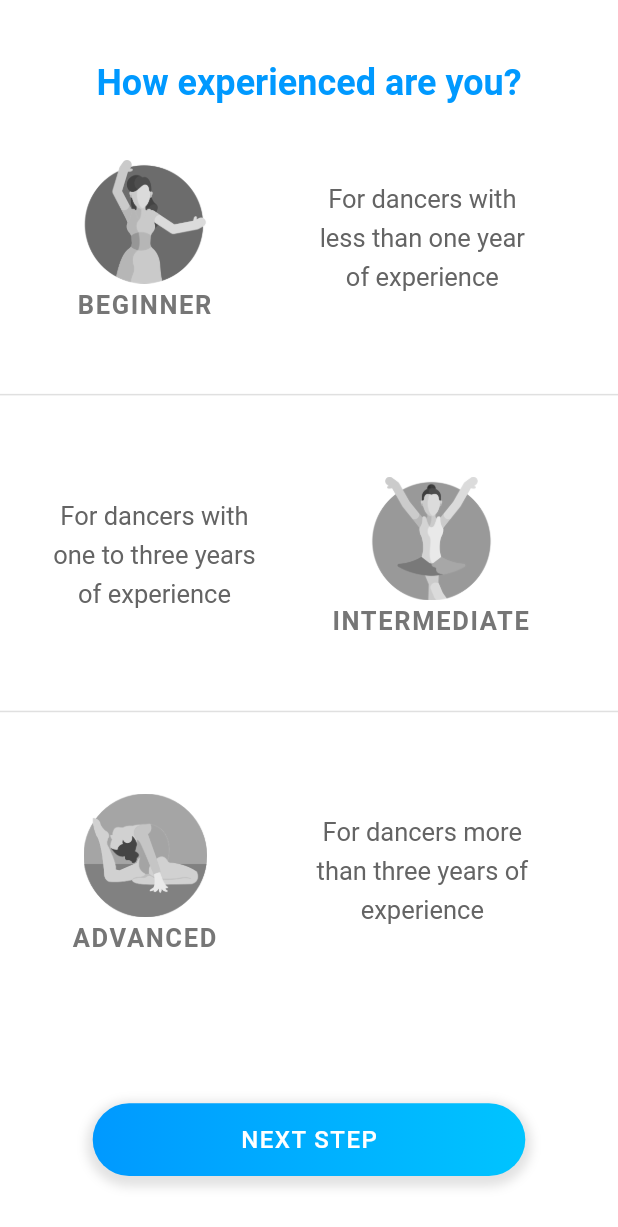
After one commit to nhulston/dance-app, a Flutter app: the PickExperience screen opened directly, on a phone screen of 412 x 824 dp. The commit adds this screen. Shown: the top 1227 px of the screen. Run offline on Flutter 3.47's test engine with Material 2 defaults, Android fonts, the phone set to English and light mode, and no system bars; accounts and stored records are empty.

Commit message:
Pick experience page done Some refactoring

```diff
--- a/lib/components/app_buttons.dart
+++ b/lib/components/app_buttons.dart
@@ -1,5 +1,5 @@
 import 'package:flutter/material.dart';
-import 'package:taneo/style.dart';
+import 'package:taneo/util/style.dart';
 
 class PrimaryButton extends StatefulWidget {
   const PrimaryButton({Key? key, required this.callback, required this.text}) : super(key: key);
--- a/lib/components/app_text.dart
+++ b/lib/components/app_text.dart
@@ -1,5 +1,5 @@
 import 'package:flutter/material.dart';
-import 'package:taneo/style.dart';
+import 'package:taneo/util/style.dart';
 
 class AppText {
   static Text header(String s, [Color color = Style.black]) {
--- a/lib/components/app_textfield.dart
+++ b/lib/components/app_textfield.dart
@@ -1,5 +1,5 @@
 import 'package:flutter/material.dart';
-import 'package:taneo/style.dart';
+import 'package:taneo/util/style.dart';
 
 class CustomTextField extends StatefulWidget {
   const CustomTextField({
--- a/lib/components/email_code_popup.dart
+++ b/lib/components/email_code_popup.dart
@@ -3,7 +3,8 @@ import 'package:taneo/components/app_buttons.dart';
 import 'package:taneo/components/app_text.dart';
 import 'package:taneo/components/verification_code.dart';
 import 'package:taneo/pages/paywall.dart';
-import 'package:taneo/style.dart';
+import 'package:taneo/pages/pick_experience.dart';
+import 'package:taneo/util/style.dart';
 
 class EmailCodePopup extends StatefulWidget {
   const EmailCodePopup({
@@ -121,7 +122,7 @@ class _EmailCodePopupState extends State<EmailCodePopup> {
                             });
                             Navigator.of(context).pushAndRemoveUntil(
                               MaterialPageRoute(
-                                  builder: (context) => const Paywall()
+                                  builder: (context) => const PickExperience()
                               ),
                                   (route) => false,
                             );
--- /dev/null
+++ b/lib/components/experience_card.dart
@@ -0,0 +1,72 @@
+import 'package:flutter/material.dart';
+import 'package:taneo/util/style.dart';
+
+class ExperienceCard extends StatefulWidget {
+  const ExperienceCard({
+    Key? key,
+    required this.name,
+    required this.description,
+    required this.img,
+    this.imageOnRight,
+  }) : super(key: key);
+
+  final String name;
+  final String description;
+  final String img;
+  final bool? imageOnRight;
+
+  @override
+  _ExperienceCardState createState() => _ExperienceCardState();
+}
+
+class _ExperienceCardState extends State<ExperienceCard> {
+  @override
+  Widget build(BuildContext context) {
+    Widget image = SizedBox(
+      width: Style.width / 2.7,
+      child: Column(
+        children: [
+          Image.asset('assets/experience_icons/${widget.img}.png', width: Style.width / 5),
+          Text(
+            widget.name,
+            textAlign: TextAlign.center,
+            style: const TextStyle(
+              color: Style.accent,
+              fontSize: Style.bodyFontSize + 1,
+              height: 1.5,
+              fontWeight: FontWeight.bold,
+              letterSpacing: 1.1
+            ),
+          ),
+        ],
+      ),
+    );
+
+    Widget description = SizedBox(
+      width: Style.width * .4,
+      child: Padding(
+        padding: const EdgeInsets.fromLTRB(5, 0, 5, 0),
+        child: Text(
+          widget.description,
+          textAlign: TextAlign.center,
+          style: const TextStyle(color: Style.gray, fontSize: Style.bodyFontSize + 1, height: 1.5),
+        ),
+      ),
+    );
+
+    return SizedBox(
+      width: Style.width * .9,
+      height: Style.height * .19,
+      child: Padding(
+        padding: EdgeInsets.fromLTRB(0, Style.width / 15, Style.width / 15, Style.width / 15),
+        child: Row(
+          children: [
+            widget.imageOnRight == null ? image : description,
+            const Spacer(),
+            widget.imageOnRight == null ? description : image,
+          ],
+        ),
+      ),
+    );
+  }
+}
--- a/lib/main.dart
+++ b/lib/main.dart
@@ -1,7 +1,7 @@
 import 'package:flutter/material.dart';
 import 'package:flutter/services.dart';
 import 'package:taneo/pages/first_login.dart';
-import 'package:taneo/style.dart';
+import 'package:taneo/util/style.dart';
 
 /*
   TODO list
@@ -13,6 +13,9 @@ import 'package:taneo/style.dart';
 
 void main() {
   SystemChrome.setSystemUIOverlayStyle(SystemUiOverlayStyle.dark);
+  WidgetsFlutterBinding.ensureInitialized();
+  SystemChrome.setPreferredOrientations(
+      [DeviceOrientation.portraitUp, DeviceOrientation.portraitDown]);
   runApp(const MyApp());
 }
 
--- a/lib/pages/first_login.dart
+++ b/lib/pages/first_login.dart
@@ -3,7 +3,7 @@ import 'package:taneo/components/app_buttons.dart';
 import 'package:taneo/components/app_text.dart';
 import 'package:taneo/pages/login.dart';
 import 'package:taneo/pages/signup.dart';
-import '../style.dart';
+import '../util/style.dart';
 
 class FirstLogin extends StatefulWidget {
   const FirstLogin({Key? key}) : super(key: key);
--- a/lib/pages/login.dart
+++ b/lib/pages/login.dart
@@ -6,7 +6,7 @@ import 'package:taneo/components/app_textfield.dart';
 import 'package:taneo/components/socials_login.dart';
 import 'package:taneo/pages/home.dart';
 import 'package:taneo/pages/signup.dart';
-import 'package:taneo/style.dart';
+import 'package:taneo/util/style.dart';
 import 'package:taneo/util/validation.dart';
 
 class Login extends StatefulWidget {
@@ -25,7 +25,7 @@ class _LoginState extends State<Login> {
 
   final _formKey = GlobalKey<FormState>();
 
-  bool visible = false;
+  bool _visible = false;
 
   void callback() {
     setState(() {
@@ -151,8 +151,8 @@ class _LoginState extends State<Login> {
                         SizedBox(width: Style.width / 6 - 9),
                       ]
                     ),
-                    if (visible) const SizedBox(height: 5),
-                    if (visible) AppText.error('Please fill out the missing fields'),
+                    if (_visible) const SizedBox(height: 5),
+                    if (_visible) AppText.error('Please fill out the missing fields'),
                     const Spacer(),
                     PrimaryButton(callback: () {
                       if (_formKey.currentState!.validate()) {
@@ -164,7 +164,7 @@ class _LoginState extends State<Login> {
                         );
                       } else {
                         setState(() {
-                          visible = true;
+                          _visible = true;
                         });
                       }
                     }, text: 'LOGIN'),
--- /dev/null
+++ b/lib/pages/pick_experience.dart
@@ -0,0 +1,117 @@
+import 'package:flutter/material.dart';
+import 'package:taneo/components/app_buttons.dart';
+import 'package:taneo/components/app_text.dart';
+import 'package:taneo/components/experience_card.dart';
+import 'package:taneo/pages/home.dart';
+import 'package:taneo/pages/paywall.dart';
+import 'package:taneo/util/style.dart';
+
+class PickExperience extends StatefulWidget {
+  const PickExperience({Key? key}) : super(key: key);
+
+  @override
+  _PickExperienceState createState() => _PickExperienceState();
+}
+
+class _PickExperienceState extends State<PickExperience> {
+  int _selected = -1;
+
+  VoidCallback _onTap(int x) {
+    return () {
+      setState(() {
+        _selected = x;
+      });
+    };
+  }
+
+  final BorderRadius _borderRadius = const BorderRadius.all(Radius.circular(20));
+  double _getElevation(int x) {
+    return _selected == x ? 10 : 0;
+  }
+
+  Widget _experienceWrapper(Widget child, int x) {
+    return Material(
+      borderRadius: _borderRadius,
+      elevation: _getElevation(x),
+      child: Container(
+        foregroundDecoration: _selected == x ? null : BoxDecoration(
+          color: _selected == -1 || _selected == x ? Style.white : Colors.grey,
+          backgroundBlendMode: BlendMode.saturation,
+        ),
+        child: GestureDetector(
+          onTap: _onTap(x),
+          behavior: HitTestBehavior.translucent,
+          child: child,
+        ),
+      )
+    );
+  }
+
+  @override
+  Widget build(BuildContext context) {
+    return Scaffold(
+      body: SafeArea(
+        child: SizedBox(
+          width: Style.width,
+          child: Column(
+            children: [
+              SizedBox(height: Style.height / 20),
+              AppText.header('How experienced are you?', Style.accent),
+              const SizedBox(height: 10),
+              _experienceWrapper(
+                const ExperienceCard(
+                  name: 'BEGINNER',
+                  description: 'For dancers with less than one year of experience',
+                  img: 'beginner'
+                ), 0),
+              const Spacer(),
+              if (_selected == -1) const Divider(thickness: 1),
+              const Spacer(),
+              _experienceWrapper(
+                const ExperienceCard(
+                  name: 'INTERMEDIATE',
+                  description: 'For dancers with one to three years of experience',
+                  img: 'intermediate',
+                  imageOnRight: true,
+                ), 1),
+              const Spacer(),
+              if (_selected == -1) const Divider(thickness: 1),
+              const Spacer(),
+              _experienceWrapper(
+                const ExperienceCard(
+                    name: 'ADVANCED',
+                    description: 'For dancers more than three years of experience',
+                    img: 'advanced'
+                ), 2),
+              const Spacer(flex: 4),
+              PrimaryButton(callback: () {
+                if (_selected == -1) {
+                  ScaffoldMessenger.of(context).showSnackBar(
+                    SnackBar(
+                      content: const Text('Please select a skill level'),
+                      action: SnackBarAction(
+                          label: 'Dismiss',
+                          onPressed: () {}
+                      ),
+                    ),
+                  );
+                } else {
+                  ScaffoldMessenger.of(context).clearSnackBars();
+                  Navigator.of(context).push(
+                      MaterialPageRoute(
+                          builder: (context) => const Paywall()
+                      ),
+                  );
+                  setState(() {
+                    _selected = -1;
+                  });
+                }
+              }, text: 'NEXT STEP'),
+              const SizedBox(height: 40),
+            ],
+          ),
+        ),
+      ),
+    );
+  }
+}
--- a/lib/pages/signup.dart
+++ b/lib/pages/signup.dart
@@ -5,7 +5,7 @@ import 'package:taneo/components/app_text.dart';
 import 'package:taneo/components/app_textfield.dart';
 import 'package:taneo/components/email_code_popup.dart';
 import 'package:taneo/components/socials_login.dart';
-import 'package:taneo/style.dart';
+import 'package:taneo/util/style.dart';
 import 'package:taneo/util/validation.dart';
 
 import 'login.dart';
--- a/lib/util/validation.dart
+++ b/lib/util/validation.dart
@@ -1,6 +1,10 @@
 class Validation {
   static bool hasSpecialChar(String s) {
     return RegExp('[ !#\$%^&*()+=\\[\\],?"\\\'/:{}|\\\\<>]').hasMatch(s);
+  }
+
+  static bool hasAtOrDot(String s) {
+    return RegExp('[@.]').hasMatch(s);
   }
 
   static bool emailValidator(String? s) {
@@ -11,7 +15,7 @@ class Validation {
   }
 
   static bool usernameValidator(String? s) {
-    if (s == null || s.length < 3 || hasSpecialChar(s)) {
+    if (s == null || s.length < 3 || hasSpecialChar(s) || hasAtOrDot(s)) {
       return false;
     }
     return true;
--- a/pubspec.yaml
+++ b/pubspec.yaml
@@ -23,6 +23,7 @@ flutter:
     - assets/
     - assets/login_logos/
     - assets/background_overlays/
+    - assets/experience_icons/
 
   # fonts:
   #   - family: Schyler
```
Also changed, not shown: assets/experience_icons/advanced.png (added), assets/experience_icons/beginner.png (added), assets/experience_icons/intermediate.png (added), lib/util/style.dart (renamed from lib/style.dart).
